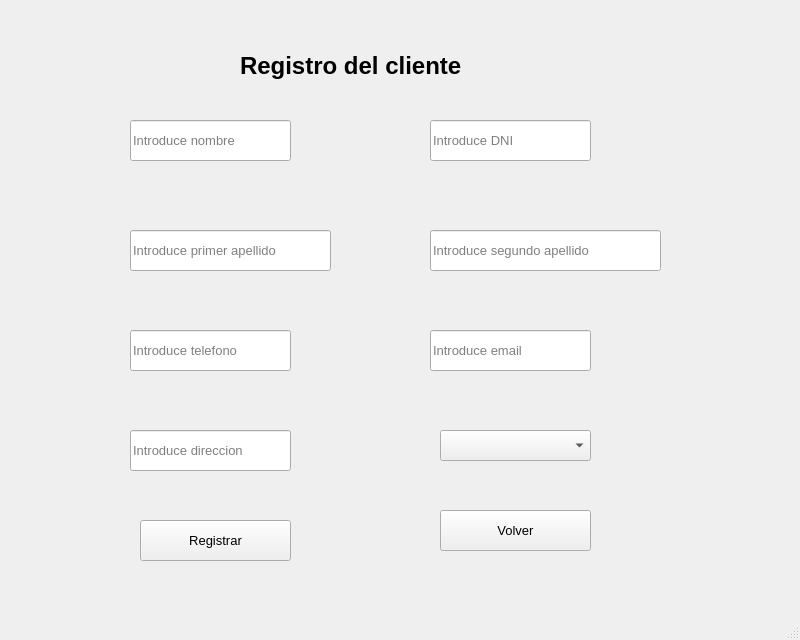
The window that src/vista/Ui/VistaRegistroCliente.ui (AdrianUnileon/Taller-Mecanico) describes before a commit, drawn with Qt 5.
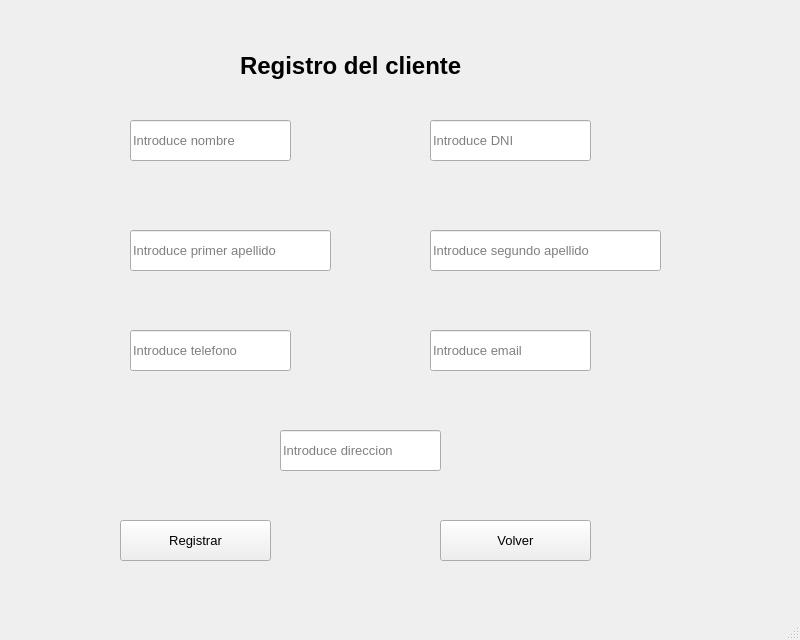
The same window after the commit.

What changed in the file:
```diff
--- a/src/vista/Ui/VistaRegistroCliente.ui
+++ b/src/vista/Ui/VistaRegistroCliente.ui
@@ -224,7 +224,7 @@
    <widget class="QLineEdit" name="Direccion">
     <property name="geometry">
      <rect>
-      <x>130</x>
+      <x>280</x>
       <y>430</y>
       <width>161</width>
       <height>41</height>
@@ -255,7 +255,7 @@
    <widget class="QPushButton" name="btnRegistrar">
     <property name="geometry">
      <rect>
-      <x>140</x>
+      <x>120</x>
       <y>520</y>
       <width>151</width>
       <height>41</height>
@@ -275,7 +275,7 @@
     <property name="geometry">
      <rect>
       <x>440</x>
-      <y>510</y>
+      <y>520</y>
       <width>151</width>
       <height>41</height>
      </rect>
@@ -290,16 +290,6 @@
      <string>Volver</string>
     </property>
    </widget>
-   <widget class="QComboBox" name="cmbUsuarios">
-    <property name="geometry">
-     <rect>
-      <x>440</x>
-      <y>430</y>
-      <width>151</width>
-      <height>31</height>
-     </rect>
-    </property>
-   </widget>
   </widget>
   <widget class="QMenuBar" name="menubar">
    <property name="geometry">
```
Left out of the diff: 2 changed lines with no effect on the pictures.
